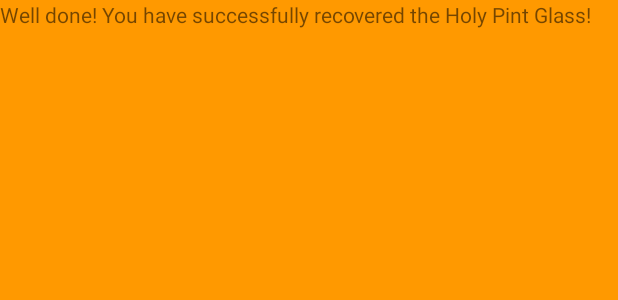
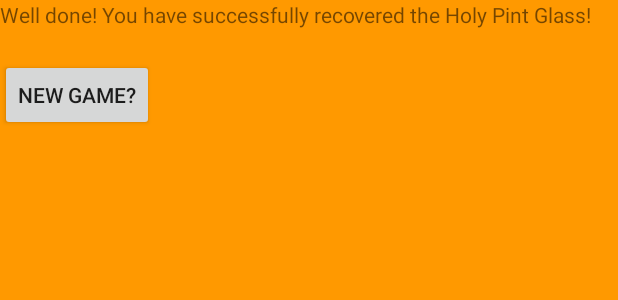
Before and after one commit to Jezzerdude/TQFTHPG, an Android app: the layout fragment_results.xml on its own in the app's theme, with its tools: preview values and no code run, on a phone screen of 412 x 824 dp. Shown: the top 300 px of the screen. Run offline under Robolectric (Android 15) with nearby library versions, the phone set to English and light mode, and no system bars.

Commit message:
Final changes before event extension.

```diff
--- a/app/src/main/java/com/example/jeremy/tqfthpg/CharacterScreen/CharacterFragment.java
+++ b/app/src/main/java/com/example/jeremy/tqfthpg/CharacterScreen/CharacterFragment.java
@@ -54,9 +54,6 @@ public class CharacterFragment extends Fragment implements CharacterInterface.vi
         ((AppInitiliser) getActivity().getApplication()).getAppInjectorDependencyComponent().inject(this);
         app_pref = PreferenceManager.getDefaultSharedPreferences(view.getContext());
         String PlayerNo = app_pref.getString("PlayerNo", "Null");
-        String Difficulty = app_pref.getString("Difficulty", "Null");
-        //Toast.makeText(view.getContext(), "Players "+PlayerNo, Toast.LENGTH_SHORT).show();
-        //Toast.makeText(view.getContext(), "Dif "+Difficulty, Toast.LENGTH_SHORT).show();
 
         String[] firstnames = new String[Integer.parseInt(PlayerNo)];
         for(int i =0;i<Integer.parseInt(PlayerNo);i++){
@@ -97,6 +94,7 @@ public class CharacterFragment extends Fragment implements CharacterInterface.vi
             public void onClick(View view) {
                 Intent intent = new Intent(getView().getContext(), MainGameLoadingScreenActivity.class);
                 startActivity(intent);
+                getActivity().finish();
             }
         });
 
--- a/app/src/main/res/layout/fragment_results.xml
+++ b/app/src/main/res/layout/fragment_results.xml
@@ -1,5 +1,5 @@
 <?xml version="1.0" encoding="utf-8"?>
-<FrameLayout xmlns:android="http://schemas.android.com/apk/res/android"
+<RelativeLayout xmlns:android="http://schemas.android.com/apk/res/android"
     xmlns:tools="http://schemas.android.com/tools"
     android:layout_width="match_parent"
     android:layout_height="match_parent"
@@ -8,8 +8,17 @@
 
     <!-- TODO: Update blank fragment layout -->
     <TextView
-        android:layout_width="match_parent"
-        android:layout_height="match_parent"
+        android:id="@+id/mainText"
+        android:layout_width="wrap_content"
+        android:layout_height="wrap_content"
         android:text="Well done! You have successfully recovered the Holy Pint Glass!" />
 
-</FrameLayout>
+    <Button
+        android:id="@+id/newGameButton"
+        android:layout_width="wrap_content"
+        android:layout_height="wrap_content"
+        android:text="New Game?"
+        android:layout_below="@id/mainText"
+        android:layout_marginTop="20dp"/>
+
+</RelativeLayout>
```
Also changed, not shown: app/src/main/java/com/example/jeremy/tqfthpg/ResultsScreen/ResultsFragment.java (+37 -53 lines).
